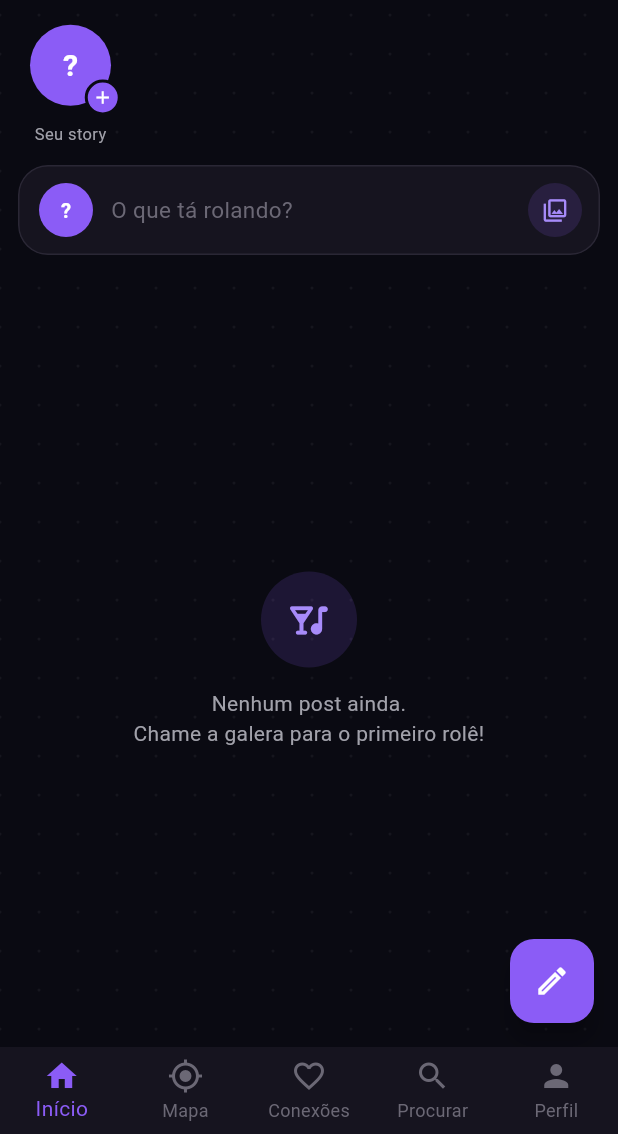
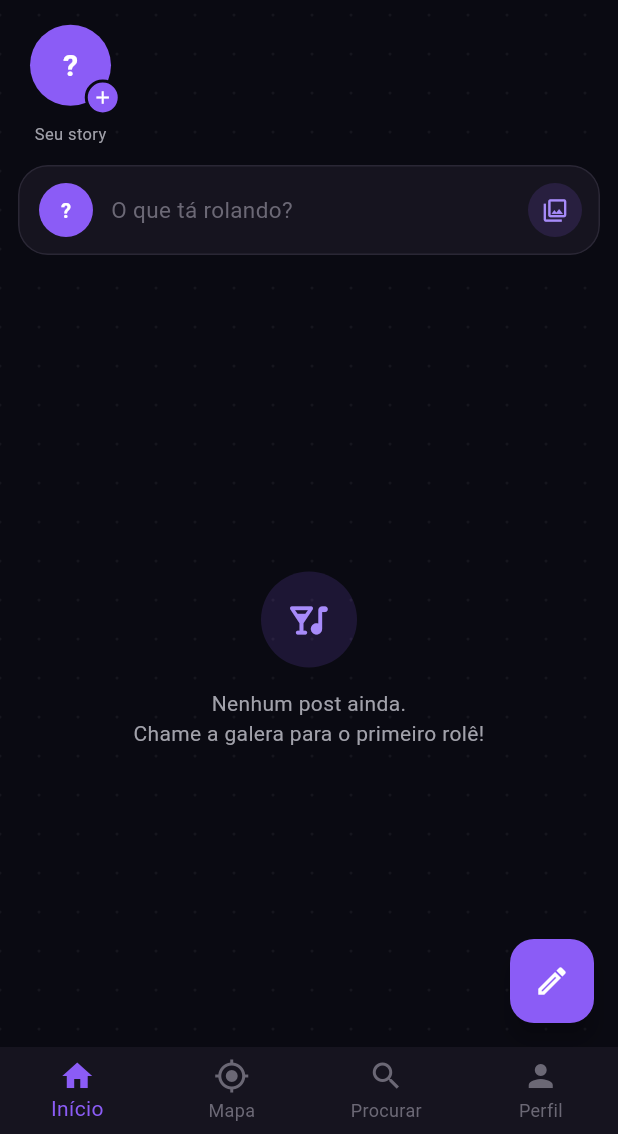
Before and after one commit to Lfelix05/OnRole, a Flutter app: the screen it shows once a user with an empty profile is signed in, on a phone screen of 412 x 824 dp, the part 102-1236 px from its top. Run offline on Flutter 3.47's test engine with Material 3 defaults, Android fonts, the phone set to English and light mode, and no system bars; our stand-ins replace battery_plus, camera, cloud_firestore, device_info_plus, firebase_auth, firebase_core and 5 more; accounts and stored records are empty.

Commit message:
Restore anonymous-design report and block media in the demo
- Restore OnRole_Estado_Atual.docx from 3ae3b10. The merge with main
  kept an older copy that still described consent, field diary and
  pseudonymized export, and named the wrong advisor.
- Demo build: no camera or gallery (posts, stories, profile photo).
  A photo or video of a participant would identify them and stay in the
  device cache after the app closes, and the gallery would expose the
  device owner's photos. Blocked in the media entry points and hidden
  in the UI.
- Show the Conexões tab only in the demo again, matching _pages. The
  merge left 5 tabs for 4 pages in the full app ("Perfil" crashed).
- Tests for both, and the protocol and README now mention the demo has
  no camera or gallery.

Co-Authored-By: Claude Opus 5.5 <noreply@anthropic.com>
Claude-Session: https://claude.ai/code/session_012vzoQXviKGugMxXRZMsqXA

```diff
--- a/on_role/lib/app_mode.dart
+++ b/on_role/lib/app_mode.dart
@@ -17,6 +17,12 @@ enum AppMode {
   bool get isDemo => this != full;
 
   bool get hasBench => this == bench;
+
+  /// Câmera e galeria. Na demonstração ficam desligadas: uma foto ou vídeo
+  /// do participante identificaria a pessoa e ficaria no cache do aparelho
+  /// mesmo depois de o app fechar, e a galeria mostraria as fotos do dono
+  /// do aparelho.
+  bool get allowsMedia => this == full;
 }
 
 const _mode = String.fromEnvironment('MODE');
--- a/on_role/lib/services/media_drafts.dart
+++ b/on_role/lib/services/media_drafts.dart
@@ -4,6 +4,7 @@ import 'package:flutter/painting.dart' show decodeImageFromList;
 import 'package:image_picker/image_picker.dart';
 import 'package:video_player/video_player.dart';
 
+import '../app_mode.dart';
 import '../data/repositories.dart';
 import '../models/media.dart';
 import 'video_source.dart';
@@ -22,6 +23,7 @@ const _imageQuality = 72;
 /// Abre a galeria (fotos e vídeos). Lança [MediaException] para arquivos que
 /// não cabem nos limites.
 Future<List<MediaDraft>> pickFromGallery({int limit = maxPostMedia}) async {
+  if (!appMode.allowsMedia) return const [];
   final picker = ImagePicker();
   final List<XFile> files;
   if (limit <= 1) {
@@ -44,6 +46,7 @@ Future<List<MediaDraft>> pickFromGallery({int limit = maxPostMedia}) async {
 
 /// Foto de perfil, da câmera do sistema ou da galeria. Null se cancelar.
 Future<MediaDraft?> pickProfilePhoto(ImageSource source) async {
+  if (!appMode.allowsMedia) return null;
   final file = await ImagePicker().pickImage(
     source: source,
     maxWidth: 1080,
--- a/on_role/lib/view/camera_screen.dart
+++ b/on_role/lib/view/camera_screen.dart
@@ -3,6 +3,7 @@ import 'dart:async';
 import 'package:camera/camera.dart';
 import 'package:flutter/material.dart';
 
+import '../app_mode.dart';
 import '../data/repositories.dart';
 import '../models/media.dart';
 import '../services/media_drafts.dart';
@@ -15,6 +16,7 @@ class CameraCaptureScreen extends StatefulWidget {
 
   /// Abre a câmera e devolve o que foi capturado (ou null se cancelar).
   static Future<MediaDraft?> open(BuildContext context) {
+    if (!appMode.allowsMedia) return Future.value();
     return Navigator.of(context).push<MediaDraft>(
       MaterialPageRoute(
         fullscreenDialog: true,
--- a/on_role/lib/view/compose_screen.dart
+++ b/on_role/lib/view/compose_screen.dart
@@ -1,6 +1,7 @@
 import 'package:flutter/material.dart';
 import 'package:provider/provider.dart';
 
+import '../app_mode.dart';
 import '../data/repositories.dart';
 import '../data/venue_catalog.dart';
 import '../models/media.dart';
@@ -308,6 +309,8 @@ class _ComposeScreenState extends State<ComposeScreen> {
               padding: const EdgeInsets.symmetric(horizontal: 8, vertical: 4),
               child: Row(
                 children: [
+                  // Na demonstração, só texto (ver AppMode.allowsMedia).
+                  if (appMode.allowsMedia) ...[
                     IconButton(
                       tooltip: 'Galeria',
                       onPressed: _publishing || _room <= 0
@@ -322,6 +325,7 @@ class _ComposeScreenState extends State<ComposeScreen> {
                           : _addFromCamera,
                       icon: const Icon(Icons.photo_camera_outlined),
                     ),
+                  ],
                   IconButton(
                     tooltip: 'Marcar local',
                     onPressed: _publishing ? null : _pickVenue,
--- a/on_role/lib/view/edit_profile_screen.dart
+++ b/on_role/lib/view/edit_profile_screen.dart
@@ -2,6 +2,7 @@ import 'package:flutter/material.dart';
 import 'package:image_picker/image_picker.dart';
 import 'package:provider/provider.dart';
 
+import '../app_mode.dart';
 import '../data/interest_catalog.dart';
 import '../data/repositories.dart';
 import '../models/media.dart';
@@ -115,7 +116,7 @@ class _EditProfileScreenState extends State<EditProfileScreen> {
               children: [
                 Center(
                   child: GestureDetector(
-                    onTap: _saving ? null : _pickPhoto,
+                    onTap: _saving || !appMode.allowsMedia ? null : _pickPhoto,
                     child: Stack(
                       children: [
                         if (newPhoto != null)
@@ -129,6 +130,7 @@ class _EditProfileScreenState extends State<EditProfileScreen> {
                           )
                         else
                           UserAvatar(user: user, radius: 52),
+                        if (appMode.allowsMedia)
                           Positioned(
                             right: 0,
                             bottom: 0,
--- a/on_role/lib/view/home_view.dart
+++ b/on_role/lib/view/home_view.dart
@@ -51,16 +51,19 @@ class _HomeViewState extends State<HomeView> {
             _currentIndex = index;
           });
         },
-        items: const <BottomNavigationBarItem>[
-          BottomNavigationBarItem(icon: Icon(Icons.home), label: 'Início'),
-          BottomNavigationBarItem(icon: Icon(Icons.gps_fixed), label: 'Mapa'),
-          BottomNavigationBarItem(
-            icon: Icon(Icons.favorite_border),
-            activeIcon: Icon(Icons.favorite),
-            label: 'Conexões',
-          ),
-          BottomNavigationBarItem(icon: Icon(Icons.search), label: 'Procurar'),
-          BottomNavigationBarItem(icon: Icon(Icons.person), label: 'Perfil'),
+        // Um item para cada página de _pages, na mesma ordem e com a mesma
+        // condição.
+        items: <BottomNavigationBarItem>[
+          const BottomNavigationBarItem(icon: Icon(Icons.home), label: 'Início'),
+          const BottomNavigationBarItem(icon: Icon(Icons.gps_fixed), label: 'Mapa'),
+          if (appMode.isDemo)
+            const BottomNavigationBarItem(
+              icon: Icon(Icons.favorite_border),
+              activeIcon: Icon(Icons.favorite),
+              label: 'Conexões',
+            ),
+          const BottomNavigationBarItem(icon: Icon(Icons.search), label: 'Procurar'),
+          const BottomNavigationBarItem(icon: Icon(Icons.person), label: 'Perfil'),
         ],
       ),
     );
--- a/on_role/lib/view/widgets/stories_bar.dart
+++ b/on_role/lib/view/widgets/stories_bar.dart
@@ -1,6 +1,7 @@
 import 'package:flutter/material.dart';
 import 'package:provider/provider.dart';
 
+import '../../app_mode.dart';
 import '../../models/story.dart';
 import '../../providers/auth_provider.dart';
 import '../../providers/stories_provider.dart';
@@ -41,6 +42,9 @@ class StoriesBar extends StatelessWidget {
         scrollDirection: Axis.horizontal,
         padding: const EdgeInsets.symmetric(horizontal: 10, vertical: 8),
         children: [
+          // Story é sempre foto ou vídeo, que a demonstração não permite
+          // (ver AppMode.allowsMedia).
+          if (appMode.allowsMedia)
             _StoryBubble(
               label: 'Seu story',
               userId: me?.id ?? '',
```
Also changed, not shown: 5 other files. Lines whose indentation alone changed are shown as unchanged.
